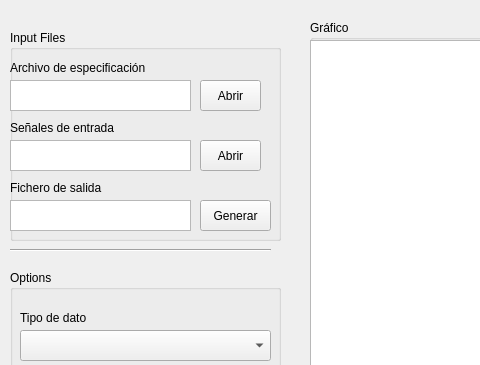
Old version of the form ParetoLib/GUI/Window.ui in the repository andcarde/MultidimensionalSearch; both pictures show x 0 to 480 and y 0 to 365 of the 1049 by 810 pixel window.
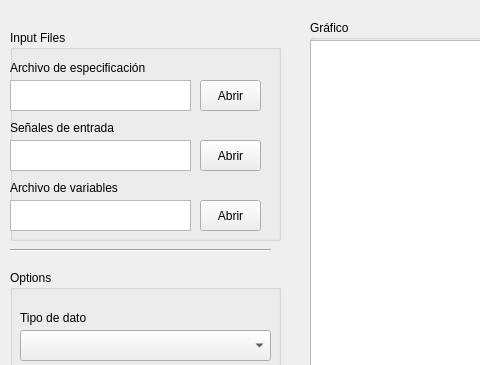
New version of the form.

Commit message: Añadida la funcionalidad de los botones y la visualización tanto del grafico como de la formula

```diff
--- a/ParetoLib/GUI/Window.ui
+++ b/ParetoLib/GUI/Window.ui
@@ -159,12 +159,12 @@
       <rect>
        <x>190</x>
        <y>170</y>
-       <width>71</width>
+       <width>61</width>
        <height>31</height>
       </rect>
      </property>
      <property name="text">
-      <string>Generar</string>
+      <string>Abrir</string>
      </property>
     </widget>
     <widget class="QPushButton" name="f_especificacion_openbutton">
@@ -218,7 +218,7 @@
       </rect>
      </property>
      <property name="text">
-      <string>Fichero de salida</string>
+      <string>Archivo de variables</string>
      </property>
     </widget>
     <widget class="QLabel" name="label_2">
```
Left out of the diff: 17 changed lines with no effect on the pictures. The commit also changes 2 other files.
